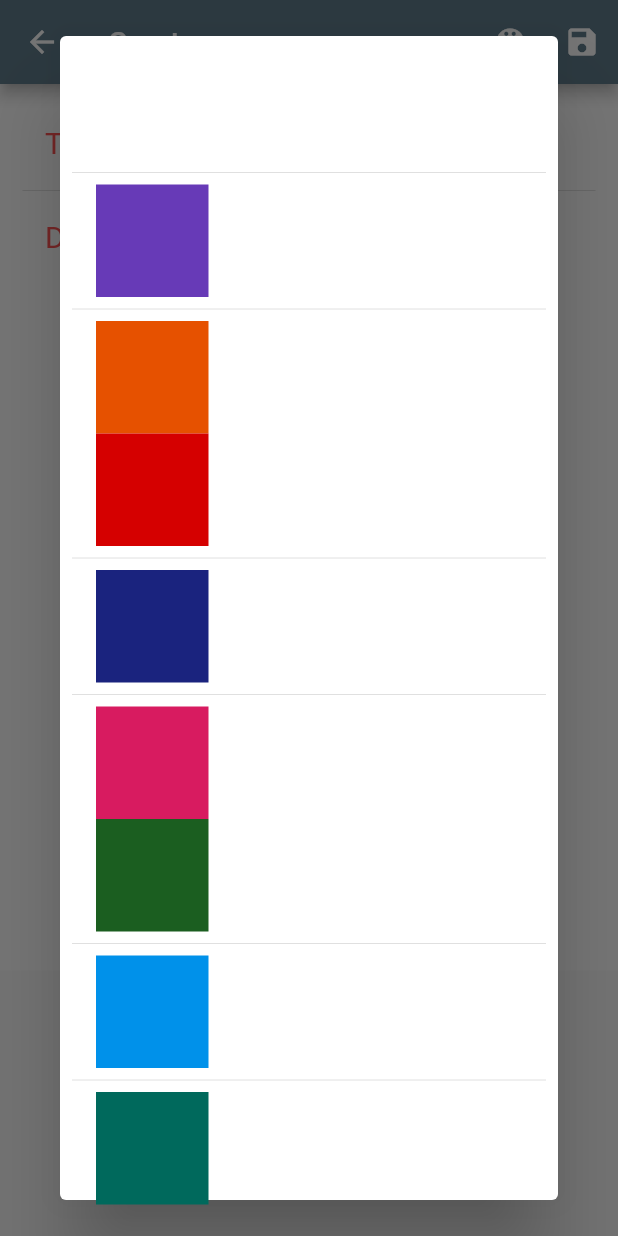
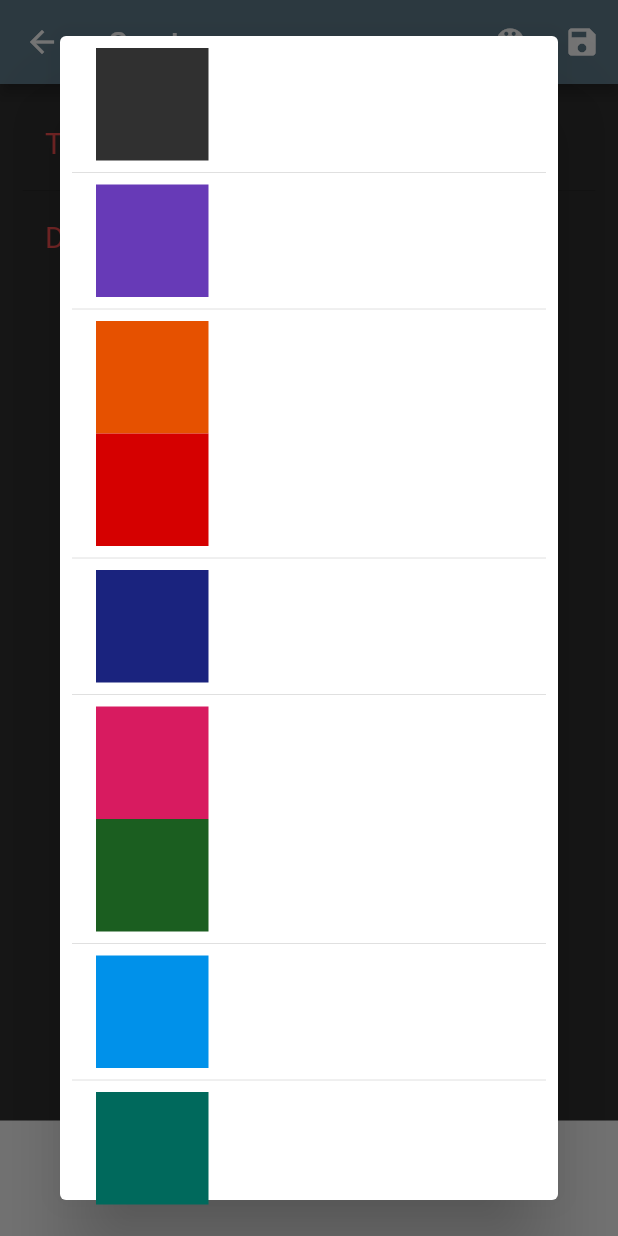
Before and after one commit to rowen101/fluttertodosqlite, a Flutter app: the ADD screen opened directly, after a tap on the "color lens" icon, on a phone screen of 412 x 824 dp. Run offline on Flutter 3.47's test engine with Material 2 defaults, Android fonts, the phone set to English and light mode, and no system bars; our stand-ins replace fluttertoast, sqflite; accounts and stored records are empty; Roboto replaces fonts that are missing (RobotoMono).

Commit message:
update fix theme

```diff
--- a/lib/views/add.dart
+++ b/lib/views/add.dart
@@ -42,7 +42,7 @@ class _ADDState extends State<ADD> {
     refreshList();
     if (widget.todos == null) {
       appmethod = true;
-      bgcolor = 0xFFFFFFFF;
+      bgcolor = 0xFF303030;
     } else {
       appmethod = false;
       curUserId = widget.todos.id;
@@ -107,10 +107,11 @@ class _ADDState extends State<ADD> {
             TextFormField(
               controller: ctitle,
               keyboardType: TextInputType.text,
-              // style: TextStyle(
-              //     color: bgcolor != 0xFFFFFFFF ? Colors.white : Colors.black,),
+              style: TextStyle(
+                  color: Colors.white,
+                  fontStyle: FontStyle.normal,
+                  fontSize: 20.0,fontFamily: 'RobotoMono'),
               decoration: new InputDecoration(
-
                   border: InputBorder.none,
                   focusedBorder: InputBorder.none,
                   enabledBorder: InputBorder.none,
@@ -133,9 +134,10 @@ class _ADDState extends State<ADD> {
               keyboardType: TextInputType.text,
               maxLines: 25,
               textCapitalization: TextCapitalization.sentences,
-
-              // style: TextStyle(
-              //     color: bgcolor == 0xFFFFFFFF ? Colors.black : Colors.white),
+              style: TextStyle(
+                  color: Colors.white,
+                  fontStyle: FontStyle.normal,
+                  fontSize: 20.0),
               decoration: new InputDecoration(
                 border: InputBorder.none,
                 focusedBorder: InputBorder.none,
@@ -199,14 +201,14 @@ class _ADDState extends State<ADD> {
                           FlatButton(
                               onPressed: () {
                                 setState(() {
-                                  bgcolor = 0xFFFFFFFF;
+                                  bgcolor = 0xFF303030;
                                 });
                                 Navigator.pop(context);
                               },
                               child: Container(
-                                width: 75.0,
-                                height: 75.0,
-                              ))
+                                  width: 75.0,
+                                  height: 75.0,
+                                  color: Color(0xFF303030)))
                         ],
                       ),
                       Divider(),
```
Also changed, not shown: lib/main.dart (+27 -19 lines), pubspec.yaml (+12 -12 lines).
